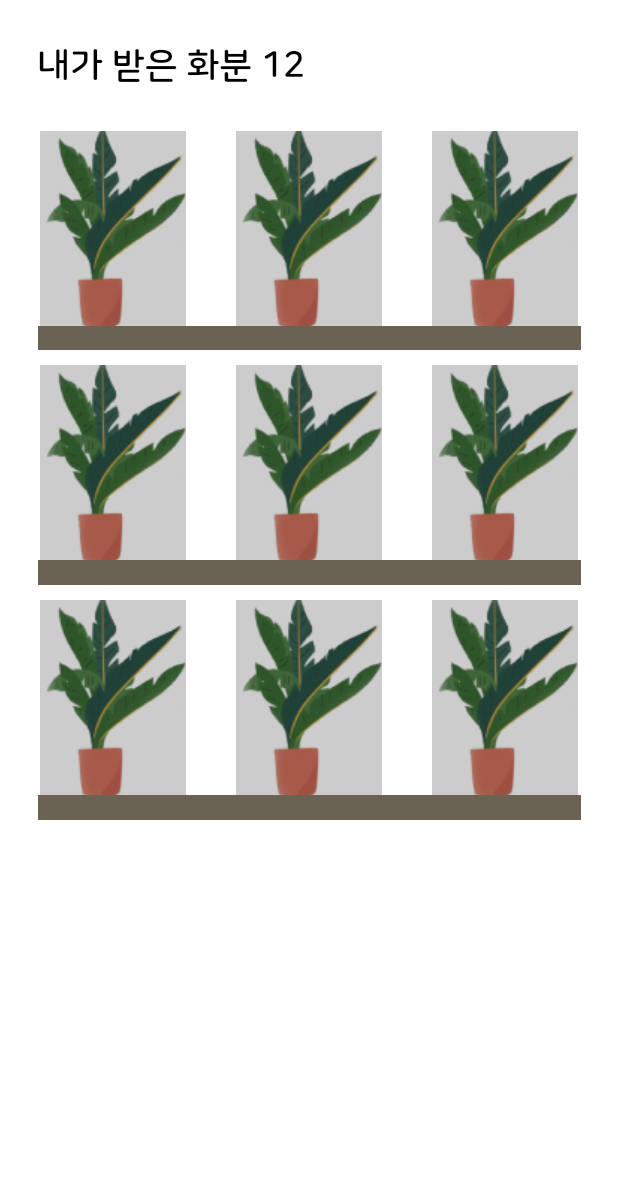
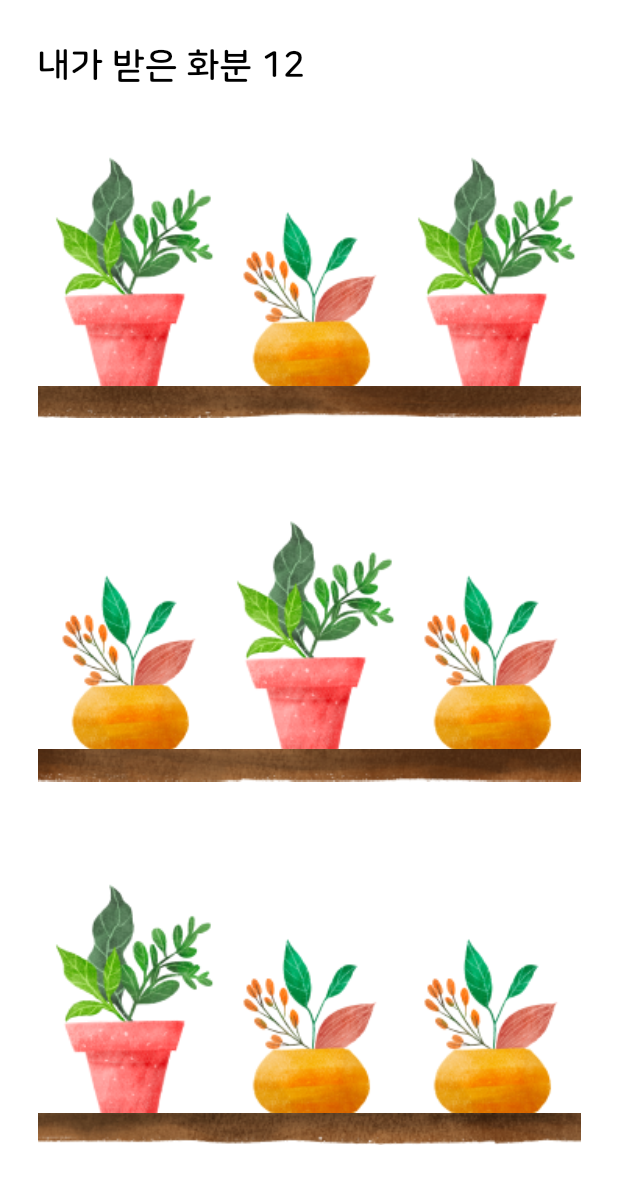
Before and after one commit to okskmk2/fill-my-heart, a Flutter app: the MyPage widget shown alone on an empty page, opened directly, on a phone screen of 412 x 824 dp. Shown: the top 1184 px of the screen. Run offline on Flutter 3.47's test engine with Material 2 defaults, Android fonts, the phone set to English and light mode, and no system bars; our stand-ins replace firebase_auth, firebase_core, firebase_storage, flutter_svg, flutter_swiper; accounts and stored records are empty; network calls fail.

Commit message:
shelf_expanded

```diff
--- a/lib/pages/my_page.dart
+++ b/lib/pages/my_page.dart
@@ -13,167 +13,109 @@ class MyPage extends StatelessWidget {
 
   @override
   Widget build(BuildContext context) {
-    return Scaffold(
-      body: Column(
+    return Padding(
+      padding: EdgeInsets.only(top: 30, left: 25, right: 25),
+      child: Column(
+        crossAxisAlignment: CrossAxisAlignment.start,
         children: [
-          Container(
-            alignment: Alignment.topLeft,
-            child: Padding(
-              padding:
-                  EdgeInsets.only(top: 30, left: 25, right: 25, bottom: 20),
-              child: Text(
-                '내가 받은 화분 12',
-                style: Theme.of(context).textTheme.headline2,
-              ),
-            ),
+          Text(
+            "내가 받은 화분 12",
+            style: Theme.of(context).textTheme.headline2,
           ),
-          Column(
-            children: [
-              Container(
-                width: double.infinity,
-                height: 140,
-                margin: EdgeInsets.only(top: 0),
-                padding: EdgeInsets.only(top: 10, left: 10, right: 10),
-                child: GridView.count(
-                  crossAxisCount: 3,
+          SizedBox(
+            height: 30,
+          ),
+          Expanded(
+            flex: 1,
+            child: Center(
+              child: Container(
+                width: double.infinity, // 폭
+                margin: EdgeInsets.only(top: 10),
+                decoration: BoxDecoration(
+                    // 박스 색상
+                    ),
+                child: Column(
+                  mainAxisAlignment: MainAxisAlignment.spaceEvenly,
                   children: [
-                    Image.asset('assets/icons/tree.png'),
-                    Image.asset('assets/icons/tree.png'),
-                    Image.asset('assets/icons/tree.png'),
+                    Expanded(
+                        child: Column(children: [
+                      Row(
+                        children: [
+                          Expanded(
+                            child: Image.asset('assets/icons/vase1.png',
+                                fit: BoxFit.cover),
+                          ),
+                          Expanded(
+                            child: Image.asset('assets/icons/vase2.png',
+                                fit: BoxFit.cover),
+                          ),
+                          Expanded(
+                            child: Image.asset('assets/icons/vase1.png',
+                                fit: BoxFit.cover),
+                          ),
+                        ],
+                      ),
+                      Image.asset(
+                        'assets/icons/shelf1.png',
+                        width: double.infinity,
+                        fit: BoxFit.cover,
+                      )
+                    ])),
+                    Expanded(
+                        child: Column(children: [
+                      Row(
+                        children: [
+                          Expanded(
+                            child: Image.asset('assets/icons/vase2.png',
+                                fit: BoxFit.cover),
+                          ),
+                          Expanded(
+                            child: Image.asset('assets/icons/vase1.png',
+                                fit: BoxFit.cover),
+                          ),
+                          Expanded(
+                            child: Image.asset('assets/icons/vase2.png',
+                                fit: BoxFit.cover),
+                          ),
+                        ],
+                      ),
+                      Image.asset(
+                        'assets/icons/shelf2.png',
+                        width: double.infinity,
+                        fit: BoxFit.cover,
+                      )
+                    ])),
+                    Expanded(
+                        child: Column(children: [
+                      Row(
+                        children: [
+                          Expanded(
+                            child: Image.asset('assets/icons/vase1.png',
+                                fit: BoxFit.cover),
+                          ),
+                          Expanded(
+                            child: Image.asset('assets/icons/vase2.png',
+                                fit: BoxFit.cover),
+                          ),
+                          Expanded(
+                            child: Image.asset('assets/icons/vase2.png',
+                                fit: BoxFit.cover),
+                          ),
+                        ],
+                      ),
+                      Image.asset(
+                        'assets/icons/shelf3.png',
+                        width: double.infinity,
+                        fit: BoxFit.cover,
+                      )
+                    ])),
                   ],
                 ),
               ),
-              Container(
-                padding: EdgeInsets.only(left: 25, right: 25),
-                width: double.infinity,
-                child: Image.asset(
-                  'assets/icons/Rectangle 40.png',
-                  fit: BoxFit.cover,
-                ),
-              )
-            ],
-          ),
-          Column(
-            children: [
-              Container(
-                width: double.infinity,
-                height: 140,
-                margin: EdgeInsets.only(top: 0),
-                padding: EdgeInsets.only(top: 10, left: 10, right: 10),
-                child: GridView.count(
-                  crossAxisCount: 3,
-                  children: [
-                    Image.asset('assets/icons/tree.png'),
-                    Image.asset('assets/icons/tree.png'),
-                    Image.asset('assets/icons/tree.png'),
-                  ],
-                ),
-              ),
-              Container(
-                padding: EdgeInsets.only(left: 25, right: 25),
-                width: double.infinity,
-                child: Image.asset(
-                  'assets/icons/Rectangle 40.png',
-                  fit: BoxFit.cover,
-                ),
-              )
-            ],
-          ),
-          Column(
-            children: [
-              Container(
-                width: double.infinity,
-                height: 140,
-                margin: EdgeInsets.only(top: 0),
-                padding: EdgeInsets.only(top: 10, left: 10, right: 10),
-                child: GridView.count(
-                  crossAxisCount: 3,
-                  children: [
-                    Image.asset('assets/icons/tree.png'),
-                    Image.asset('assets/icons/tree.png'),
-                    Image.asset('assets/icons/tree.png'),
-                  ],
-                ),
-              ),
-              Container(
-                padding: EdgeInsets.only(left: 25, right: 25),
-                width: double.infinity,
-                child: Image.asset(
-                  'assets/icons/Rectangle 40.png',
-                  fit: BoxFit.cover,
-                ),
-              )
-            ],
+            ),
           ),
         ],
       ),
     );
-    // return Padding(
-    //   padding: EdgeInsets.only(top: 30, left: 25, right: 25),
-    //   child: Column(
-    //     crossAxisAlignment: CrossAxisAlignment.start,
-    //     children: [
-    //       Text(
-    //         "내가 받은 화분 12",
-    //         style: Theme.of(context).textTheme.headline2,
-    //       ),
-    //       Center(
-    //         child: Container(
-    //           width: double.infinity, // 폭
-    //           margin: EdgeInsets.only(top: 10),
-    //           height: 470, // 높이
-    //           decoration: BoxDecoration(
-    //             color: Color.fromARGB(255, 255, 255, 255), // 박스 색상
-    //           ),
-
-    //           child: Column(
-    //             children: [
-    //               Column(
-    //                 children: [
-    //                   Row(
-    //                     mainAxisAlignment: MainAxisAlignment.center,
-    //                     children: [
-    //                       Container(
-    //                         padding: EdgeInsets.fromLTRB(10, 8, 10, 0),
-    //                         child: Image.asset('assets/icons/tree.png'),
-    //                       ),
-    //                       Container(
-    //                         padding: EdgeInsets.fromLTRB(10, 8, 10, 0),
-    //                         child: Image.asset('assets/icons/tree.png'),
-    //                       ),
-    //                       Container(
-    //                         padding: EdgeInsets.fromLTRB(10, 8, 10, 0),
-    //                         child: Image.asset('assets/icons/tree.png'),
-    //                       ),
-    //                     ],
-    //                   ),
-    //                   Container(
-    //                     child: Image.asset(
-    //                       'assets/icons/Rectangle 40.png',
-    //                       width: double.infinity,
-    //                       fit: BoxFit.cover,
-    //                     ),
-    //                   ),
-    //                 ],
-    //               ),
-    //             ],
-    //           ),
-    //         ),
-    //       ),
-    //       TextButton(
-    //         onPressed: () {
-    //           FirebaseAuth.instance.signOut();
-    //           Navigator.push(
-    //             context,
-    //             MaterialPageRoute(builder: (context) => StartPage()),
-    //           );
-    //         },
-    //         child: Text(
-    //           '로그아웃(디버깅용)',
-    //         ),
-    //       ),
-    //     ],
-    //   ),
-    // );
   }
 }
```
